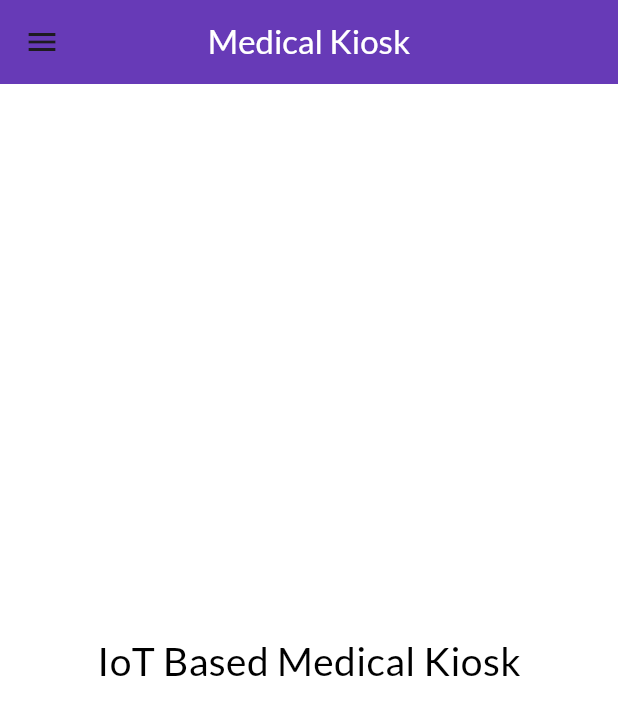
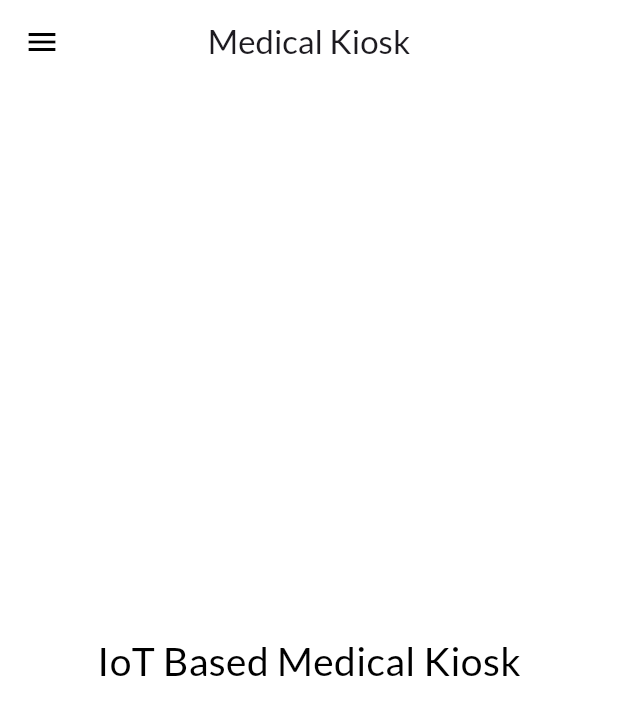
Before and after one commit to Ghufran-Ali/30DaysOfFlutter, a Flutter app: the screen it shows after launch, on a phone screen of 412 x 824 dp. Shown: the top 715 px of the screen. Run offline on Flutter 3.47's test engine with Material 3 defaults, Android fonts, the phone set to English and light mode, and no system bars; our stand-ins replace google_fonts.

Commit message:
themes extracted

```diff
--- a/lib/main.dart
+++ b/lib/main.dart
@@ -3,8 +3,8 @@ import 'package:flutter/material.dart';
 import 'package:test_app/pages/home_page.dart';
 import 'package:test_app/pages/login_page.dart';
 // ignore: depend_on_referenced_packages
-import 'package:google_fonts/google_fonts.dart';
 import 'package:test_app/utils/routes.dart';
+import 'package:test_app/widgets/themes.dart';
 
 void main() {
   runApp(const MyApp());
@@ -16,16 +16,10 @@ class MyApp extends StatelessWidget {
   @override
   Widget build(BuildContext context) {
     return MaterialApp(
-      //home: HomePage(),
       themeMode: ThemeMode.light,
-      theme: ThemeData(
-        primarySwatch: Colors.deepPurple,
-        fontFamily: GoogleFonts.lato().fontFamily,
-      ),
+      theme: MyTheme.lightTheme,
       debugShowCheckedModeBanner: false,
-      darkTheme: ThemeData(
-        brightness: Brightness.dark,
-      ),
+      darkTheme: MyTheme.darkTheme,
       initialRoute: MyRoutes.homeRoute,
       routes: {
         "/": (context) => const LoginPage(),
--- a/lib/pages/home_page.dart
+++ b/lib/pages/home_page.dart
@@ -10,14 +10,9 @@ class HomePage extends StatelessWidget {
   Widget build(BuildContext context) {
     return Scaffold(
       appBar: AppBar(
-        title: const Text(
-          "Medical Kiosk",
-          style: TextStyle(
-            color: Colors.white,
-          ),
-        ),
+        title: const Text("Medical Kiosk"),
         centerTitle: true,
-        backgroundColor: Colors.deepPurple,
+        //backgroundColor: Colors.deepPurple,
       ),
       body: const Center(
         child: Text(
--- /dev/null
+++ b/lib/widgets/themes.dart
@@ -0,0 +1,21 @@
+import 'package:flutter/material.dart';
+// ignore: depend_on_referenced_packages
+import 'package:google_fonts/google_fonts.dart';
+
+class MyTheme {
+  static ThemeData get lightTheme => ThemeData(
+        primarySwatch: Colors.deepPurple,
+        fontFamily: GoogleFonts.lato().fontFamily,
+        appBarTheme: const AppBarTheme(
+          color: Colors.white,
+          elevation: 0.0,
+          iconTheme: IconThemeData(color: Colors.black),
+        ),
+        textTheme:
+            GoogleFonts.latoTextTheme(), // Use Google Fonts for text theme
+      );
+
+  static ThemeData get darkTheme => ThemeData(
+        brightness: Brightness.dark,
+      );
+}
```
